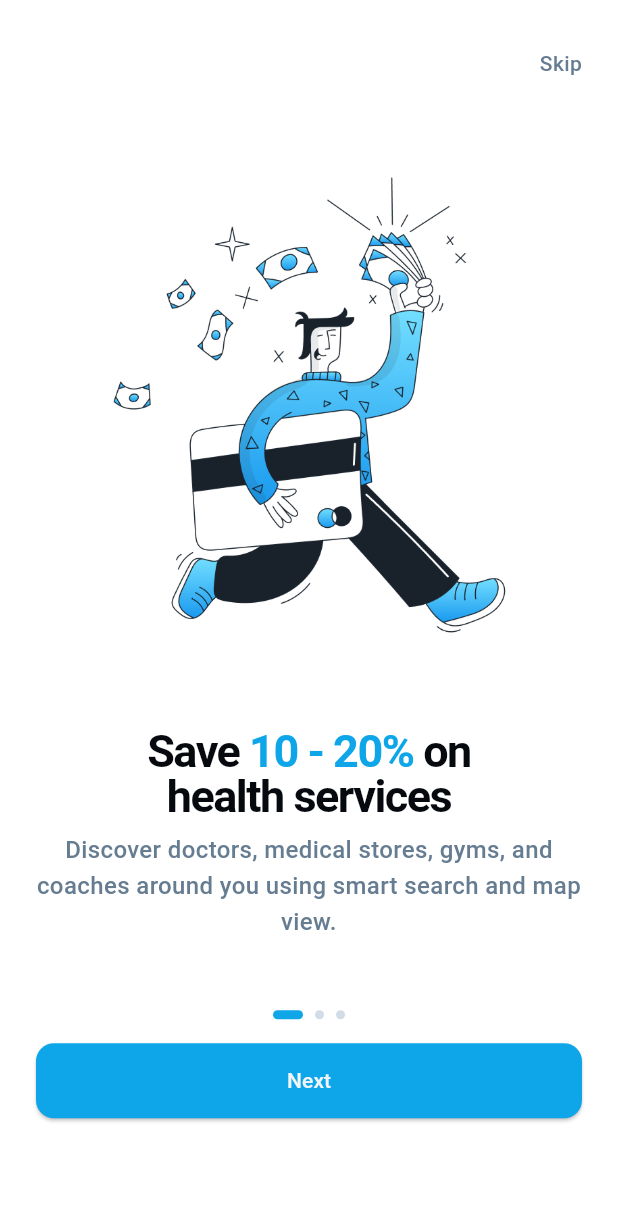
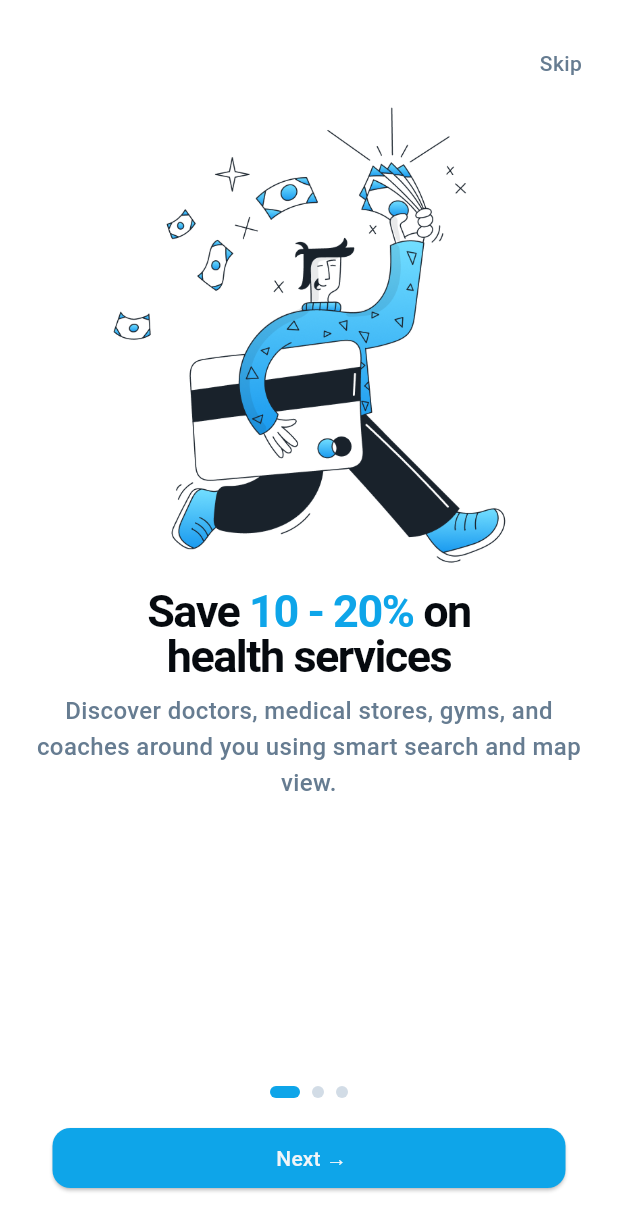
Before and after one commit to shraddhamhetre852-code/Medcard-app, a Flutter app: the screen it shows after launch, on a phone screen of 412 x 824 dp. Shown: the top 1231 px of the screen. Run offline on Flutter 3.47's test engine with Material 3 defaults, Android fonts, the phone set to English and light mode, and no system bars; Roboto replaces fonts that are missing (Geist).

Commit message:
update next button

```diff
--- a/lib/features/Dashbord/Screens/welcome1_screen.dart
+++ b/lib/features/Dashbord/Screens/welcome1_screen.dart
@@ -17,16 +17,15 @@ class Welcome1Screen extends StatelessWidget {
             children: [
               Row(
                 mainAxisAlignment: MainAxisAlignment.end,
-                children:  [
+                children: [
                   Text(
                     "Skip",
                     style: AppTextStyle.paragraphSmallMedium.copyWith(
                       color: AppColors.lMutedForeground,
                     ),
                   ),
-                ]
+                ],
               ),
-
 
               Expanded(
                 child: Column(
@@ -49,7 +48,6 @@ class Welcome1Screen extends StatelessWidget {
                         ),
                       ),
                     ),
-
 
                     Column(
                       children: [
@@ -79,25 +77,25 @@ class Welcome1Screen extends StatelessWidget {
                         ),
                       ],
                     ),
+                    const Spacer(),
 
-                    Column(
-                      children: [
                     Row(
                       mainAxisAlignment: MainAxisAlignment.center,
                       children: [_dot(isActive: true), _dot(), _dot()],
                     ),
-                        const SizedBox(height: 16),
+                    const SizedBox(height: 20),
                     SizedBox(
-                          width: double.infinity,
-                          height: 50,
+                      width: 342,
+                      height: 40,
                       child: ElevatedButton(
                         onPressed: () {
-                              Navigator.push(context, MaterialPageRoute(builder: (context) => Welcome2(),
-                              ),
+                          Navigator.push(
+                            context,
+                            MaterialPageRoute(builder: (context) => Welcome2()),
                           );
                         },
                         style: ElevatedButton.styleFrom(
-                              backgroundColor:AppColors.lPrimary,
+                          backgroundColor: AppColors.lPrimary,
                           padding: EdgeInsets.symmetric(
                             horizontal: 24,
                             vertical: 10,
@@ -107,14 +105,12 @@ class Welcome1Screen extends StatelessWidget {
                           ),
                         ),
                         child: Text(
-                              "Next",
+                          " Next →",
                           style: AppTextStyle.paragraphSmallMedium.copyWith(
                             color: AppColors.lPrimaryForeground,
                           ),
                         ),
                       ),
-                        ),
-                      ],
                     ),
                   ],
                 ),
@@ -126,12 +122,11 @@ class Welcome1Screen extends StatelessWidget {
     );
   }
 
-
   Widget _dot({bool isActive = false}) {
     return Container(
       margin: const EdgeInsets.symmetric(horizontal: 4),
-      width: isActive ? 20 : 6,
-      height: 6,
+      width: isActive ? 20 : 8,
+      height: 8,
       decoration: BoxDecoration(
         color: isActive ? AppColors.lPrimary : AppColors.lSecondary,
         borderRadius: BorderRadius.circular(10),
```
Lines whose indentation alone changed are shown as unchanged.
